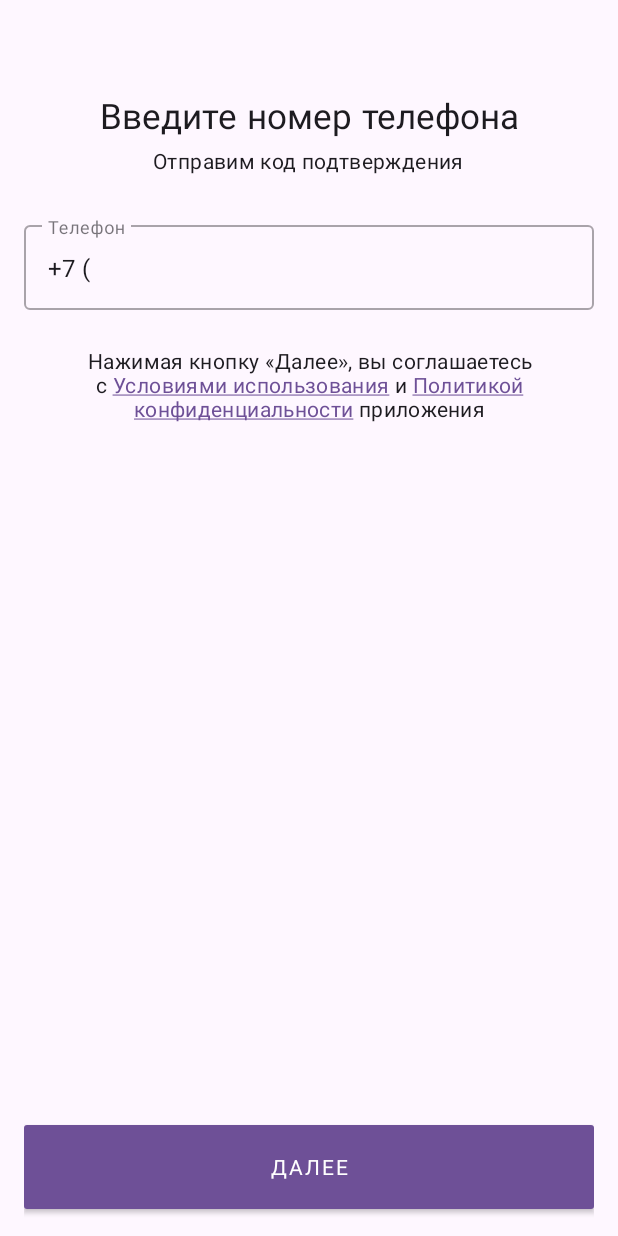
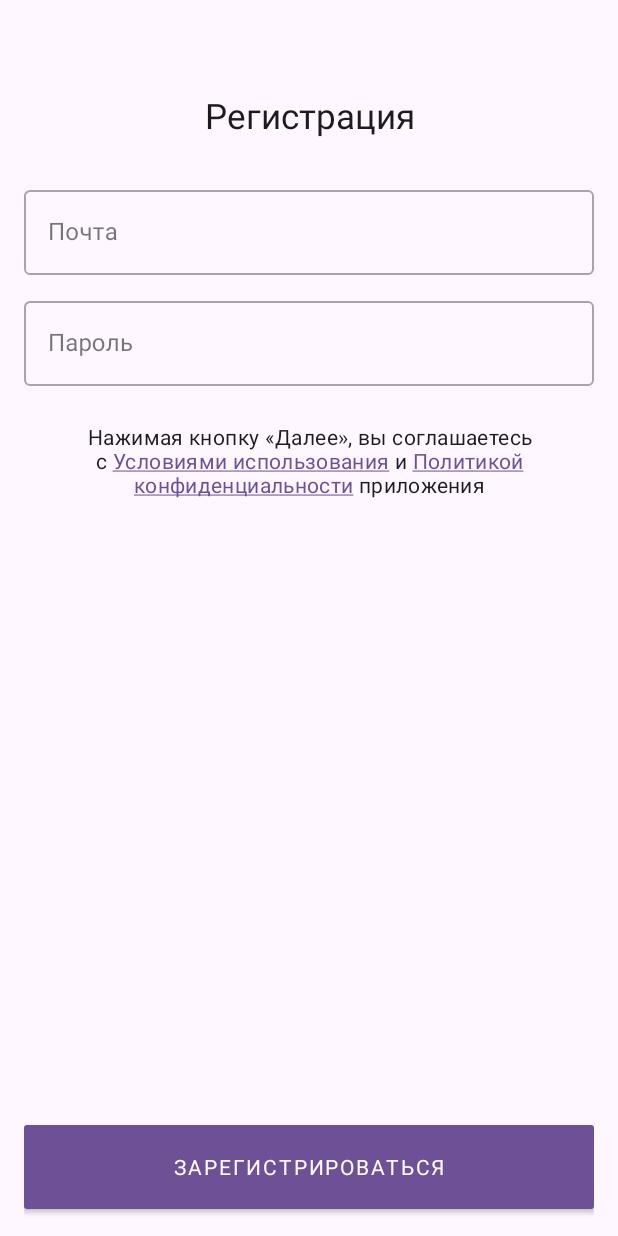
Before and after one commit to PoulYak/WayHome, an Android app: the AuthenticationStep1Fragment screen opened through its navigation route, on a phone screen of 412 x 824 dp. Run offline under Robolectric (Android 15) with nearby library versions, the phone set to English and light mode, and no system bars; our stand-ins replace Firebase (no records; nobody signed in at launch, a user with empty details on screens opened directly), Picasso, Room's generated code, navigation-ui; libraries missing offline, so code that uses them is left out: com.yandex.mapkit, ru.tinkoff.decoro; pictures from the network do not load; Roboto replaces fonts that are not available here; 1 statement that could not run was skipped.

Commit message:
update new way of authentication

```diff
--- a/app/build.gradle
+++ b/app/build.gradle
@@ -40,6 +40,7 @@ dependencies {
     implementation 'com.google.firebase:firebase-storage:20.2.0'
     implementation 'com.google.firebase:firebase-database:20.2.1'
     implementation 'com.google.firebase:firebase-auth:22.0.0'
+    implementation 'com.google.android.gms:play-services-auth:20.5.0'
     implementation 'com.yandex.android:maps.mobile:4.3.1-lite'
     implementation "ru.tinkoff.decoro:decoro:1.1.1"
     implementation 'com.google.android.material:compose-theme-adapter-3:1.1.1'
--- a/app/src/main/AndroidManifest.xml
+++ b/app/src/main/AndroidManifest.xml
@@ -3,7 +3,7 @@
     xmlns:tools="http://schemas.android.com/tools"
     >
     <uses-permission android:name="android.permissions.INTERNET"/>
-
+    <uses-permission android:name="android.permission.RECEIVE_SMS" />
     <uses-permission android:name="android.permission.CAMERA"/>
     <uses-permission android:name="android.permission.WRITE_EXTERNAL_STORAGE"/>
     <uses-permission android:name="android.permission.READ_EXTERNAL_STORAGE"/>
--- a/app/src/main/java/com/example/wayhome/MainActivity.java
+++ b/app/src/main/java/com/example/wayhome/MainActivity.java
@@ -5,6 +5,7 @@ import android.os.Bundle;
 import androidx.appcompat.app.AppCompatActivity;
 
 import com.example.wayhome.ui.main.MainFragment;
+import com.google.firebase.FirebaseApp;
 import com.yandex.mapkit.MapKitFactory;
 
 public class MainActivity extends AppCompatActivity {
@@ -16,5 +17,7 @@ public class MainActivity extends AppCompatActivity {
         String MAPKIT_API_KEY = "4c56caeb-091c-4b65-ad09-2bede93dc754";
         MapKitFactory.setApiKey(MAPKIT_API_KEY);
         setContentView(R.layout.activity_main);
+        FirebaseApp.initializeApp(this);
+
     }
 }
--- a/app/src/main/java/com/example/wayhome/ui/authentication/AuthenticationStep1Fragment.java
+++ b/app/src/main/java/com/example/wayhome/ui/authentication/AuthenticationStep1Fragment.java
@@ -16,8 +16,17 @@ import android.widget.Toast;
 
 import com.example.wayhome.R;
 import com.example.wayhome.databinding.FragmentAuthenticationStep1Binding;
+import com.google.android.gms.tasks.OnCompleteListener;
+import com.google.android.gms.tasks.Task;
+import com.google.android.material.snackbar.Snackbar;
+import com.google.firebase.FirebaseException;
+import com.google.firebase.auth.AuthResult;
+import com.google.firebase.auth.FirebaseAuth;
+import com.google.firebase.auth.PhoneAuthCredential;
+import com.google.firebase.auth.PhoneAuthProvider;
 
 import java.util.Objects;
+import java.util.concurrent.TimeUnit;
 import java.util.regex.Matcher;
 import java.util.regex.Pattern;
 
@@ -27,105 +36,111 @@ import ru.tinkoff.decoro.slots.Slot;
 import ru.tinkoff.decoro.watchers.FormatWatcher;
 import ru.tinkoff.decoro.watchers.MaskFormatWatcher;
 
-/**
- * A simple {@link Fragment} subclass.
- * Use the {@link AuthenticationStep1Fragment#newInstance} factory method to
- * create an instance of this fragment.
- */
+
 public class AuthenticationStep1Fragment extends Fragment {
-
     FragmentAuthenticationStep1Binding mBinding;
 
-    // TODO: Rename parameter arguments, choose names that match
-    // the fragment initialization parameters, e.g. ARG_ITEM_NUMBER
-    private static final String ARG_PARAM1 = "param1";
-    private static final String ARG_PARAM2 = "param2";
 
-    // TODO: Rename and change types of parameters
-    private String mParam1;
-    private String mParam2;
+//    public AuthenticationStep1Fragment() {
+//        // Required empty public constructor
+//    }
+//
+//
+//    @Override
+//    public void onCreate(Bundle savedInstanceState) {
+//        super.onCreate(savedInstanceState);
+//    }
+//
+//    @Override
+//    public View onCreateView(LayoutInflater inflater, ViewGroup container,
+//                             Bundle savedInstanceState) {
+//        mBinding = FragmentAuthenticationStep1Binding.inflate(inflater, container, false);
+//        return mBinding.getRoot();
+//    }
+//
+//    @Override
+//    public void onViewCreated(@NonNull View view, @Nullable Bundle savedInstanceState) {
+//        super.onViewCreated(view, savedInstanceState);
+//        addMask();
+//        setOnClickListener();
+//    }
+//
+//    private boolean isBadNumber(String number) {
+//        if (TextUtils.isEmpty(number)) return true;
+//        Pattern pattern = Pattern.compile("[^0-9]*");
+//
+//        Matcher matcher = pattern.matcher(number);
+//        if (matcher.replaceAll("").length() != 11)
+//            return true;
+//        return false;
+//    }
+//
+//    private void addMask(){
+//        Slot[] slots = new UnderscoreDigitSlotsParser().parseSlots("+7 (___) ___-__-__");
+//        FormatWatcher formatWatcher = new MaskFormatWatcher( // форматировать текст будет вот он
+//                MaskImpl.createTerminated(slots)
+//        );
+//        formatWatcher.installOn(mBinding.textInput);
+//    }
+//
+//    private void setOnClickListener(){
+//        mBinding.nextButton.setOnClickListener(v -> {
+//
+//            String number_str = String.valueOf(mBinding.textInput.getText());
+//
+//            if (isBadNumber(number_str)) {
+//                Toast.makeText(getActivity(), "Неправильно набран номер", Toast.LENGTH_SHORT).show();
+//            } else {
+//                // Переходим к отправке кода
+//                Bundle bundle = new Bundle();
+//                bundle.putString("myData", Objects.requireNonNull(mBinding.textInput.getText()).toString());
+//                Navigation.findNavController(v).navigate(R.id.action_authenticationStep1Fragment_to_authenticationStep2Fragment2, bundle);
+//            }
+//        });
+//
+//
+//
+//
+//    }
 
-    public AuthenticationStep1Fragment() {
-        // Required empty public constructor
-    }
-
-    /**
-     * Use this factory method to create a new instance of
-     * this fragment using the provided parameters.
-     *
-     * @param param1 Parameter 1.
-     * @param param2 Parameter 2.
-     * @return A new instance of fragment AuthenticationStep1Fragment.
-     */
-    // TODO: Rename and change types and number of parameters
-    public static AuthenticationStep1Fragment newInstance(String param1, String param2) {
-        AuthenticationStep1Fragment fragment = new AuthenticationStep1Fragment();
-        Bundle args = new Bundle();
-        args.putString(ARG_PARAM1, param1);
-        args.putString(ARG_PARAM2, param2);
-        fragment.setArguments(args);
-        return fragment;
-    }
+    private FirebaseAuth mAuth;
 
     @Override
-    public void onCreate(Bundle savedInstanceState) {
-        super.onCreate(savedInstanceState);
-        if (getArguments() != null) {
-            mParam1 = getArguments().getString(ARG_PARAM1);
-            mParam2 = getArguments().getString(ARG_PARAM2);
-        }
-    }
+    public View onCreateView(LayoutInflater inflater, ViewGroup container, Bundle savedInstanceState) {
+                mBinding = FragmentAuthenticationStep1Binding.inflate(inflater, container, false);
 
-    @Override
-    public View onCreateView(LayoutInflater inflater, ViewGroup container,
-                             Bundle savedInstanceState) {
-        mBinding = FragmentAuthenticationStep1Binding.inflate(inflater, container, false);
+        mAuth = FirebaseAuth.getInstance();
+
+
+
         return mBinding.getRoot();
     }
 
     @Override
     public void onViewCreated(@NonNull View view, @Nullable Bundle savedInstanceState) {
         super.onViewCreated(view, savedInstanceState);
-        addMask();
-        setOnClickListener();
-    }
-
-    private boolean isBadNumber(String number) {
-        if (TextUtils.isEmpty(number)) return true;
-        Pattern pattern = Pattern.compile("[^0-9]*");
-
-        Matcher matcher = pattern.matcher(number);
-        if (matcher.replaceAll("").length() != 11)
-            return true;
-        return false;
-    }
-
-    private void addMask(){
-        Slot[] slots = new UnderscoreDigitSlotsParser().parseSlots("+7 (___) ___-__-__");
-        FormatWatcher formatWatcher = new MaskFormatWatcher( // форматировать текст будет вот он
-                MaskImpl.createTerminated(slots)
-        );
-        formatWatcher.installOn(mBinding.textInput);
-    }
-
-    private void setOnClickListener(){
         mBinding.nextButton.setOnClickListener(v -> {
 
-            String number_str = String.valueOf(mBinding.textInput.getText());
+            String email = mBinding.mailInput.getText().toString().trim();
+            String password = mBinding.passwordInput.getText().toString().trim();
+            if (email.isEmpty() || password.isEmpty())
+                Snackbar.make(requireView(), "Заполните поля", Snackbar.LENGTH_SHORT).setActionTextColor(getResources().getColor(R.color.red)).show();
+            else{
 
-            if (isBadNumber(number_str)) {
-                Toast.makeText(getActivity(), "Неправильно набран номер", Toast.LENGTH_SHORT).show();
-            } else {
-                // Переходим к отправке кода
-                Bundle bundle = new Bundle();
-                bundle.putString("myData", Objects.requireNonNull(mBinding.textInput.getText()).toString());
-                Navigation.findNavController(v).navigate(R.id.action_authenticationStep1Fragment_to_authenticationStep2Fragment2, bundle);
+                mAuth.createUserWithEmailAndPassword(email, password)
+                        .addOnCompleteListener(task -> {
+                            if (task.isSuccessful()) {
+                                // Registration success, handle accordingly
+                                Snackbar.make(requireView(), "Успешная регистрация", Snackbar.LENGTH_SHORT).show();
+                                Navigation.findNavController(requireView()).navigate(R.id.action_authenticationStep1Fragment_to_appFragment);
+                            } else {
+                                Snackbar.make(requireView(), "Почта занята", Snackbar.LENGTH_SHORT).setActionTextColor(getResources().getColor(R.color.red)).show();
+                            }
+                        });
             }
-        });
 
 
-
-
+        });
     }
 
 }
--- a/app/src/main/java/com/example/wayhome/ui/main/AppFragment.java
+++ b/app/src/main/java/com/example/wayhome/ui/main/AppFragment.java
@@ -83,18 +83,18 @@ public class AppFragment extends Fragment {
     }
 
     private void insertData() {
-        String phone = mAuth.getCurrentUser().getPhoneNumber();
-        usersRef.child(phone).addListenerForSingleValueEvent(new ValueEventListener() {
+        String uid = mAuth.getCurrentUser().getUid();
+        usersRef.child(uid).addListenerForSingleValueEvent(new ValueEventListener() {
             @Override
             public void onDataChange(@NonNull DataSnapshot dataSnapshot) {
                 if (dataSnapshot.exists()) {
                 } else {
-                    // Object with the specified ID does not exist
                     String name = "";
-                    String email = "";
+                    String email = mAuth.getCurrentUser().getEmail();
+                    String phone = "";
 
                     Person u = new Person(name, email, phone, 0);
-                    usersRef.child(phone).setValue(u);
+                    usersRef.child(uid).setValue(u);
 
                 }
             }
@@ -104,8 +104,6 @@ public class AppFragment extends Fragment {
                 // Handle the error
             }
         });
-
-//        usersRef.push().setValue(u);
     }
 
 
@@ -118,15 +116,6 @@ public class AppFragment extends Fragment {
         super.onViewCreated(view, savedInstanceState);
 
 
-
-
-
-
-
-
-
-
-
         NavHostFragment navHostFragment = (NavHostFragment) getChildFragmentManager().findFragmentById(R.id.fragmentContainerView);
 
         if (navHostFragment != null) {
@@ -136,9 +125,7 @@ public class AppFragment extends Fragment {
                     new AppBarConfiguration.Builder(navController.getGraph()).build();
             Toolbar toolbar = view.findViewById(R.id.toolbar);
             toolbar.inflateMenu(R.menu.toolbar_menu);
-            toolbar.setOnMenuItemClickListener(new Toolbar.OnMenuItemClickListener() {
-                @Override
-                public boolean onMenuItemClick(MenuItem item) {
+            toolbar.setOnMenuItemClickListener(item -> {
                 switch (item.getItemId()){
 //                        case (R.id.tool_notifications):
 ////                            Navigation.findNavController(getView()).navigate(R.id.to);
@@ -160,7 +147,6 @@ public class AppFragment extends Fragment {
                         break;
                 }
                 return false;
-                }
             });
 
 
--- a/app/src/main/java/com/example/wayhome/ui/main/MainFragment.java
+++ b/app/src/main/java/com/example/wayhome/ui/main/MainFragment.java
@@ -40,13 +40,12 @@ public class MainFragment extends Fragment {
     public void onViewCreated(@NonNull View view, @Nullable Bundle savedInstanceState) {
         super.onViewCreated(view, savedInstanceState);
         if (currentUser!=null){
-            Toast.makeText(getActivity(), "Login Successful", Toast.LENGTH_SHORT).show();
             Navigation.findNavController(requireView()).navigate(R.id.action_mainFragment_to_appFragment);
         }
         mViewModel.setText("Hello, world!");
         mBinding.setLifecycleOwner(getViewLifecycleOwner());
         mBinding.loginButton.setOnClickListener(v -> {
-            Navigation.findNavController(v).navigate(R.id.action_mainFragment_to_authenticationStep1Fragment);
+            Navigation.findNavController(v).navigate(R.id.action_mainFragment_to_authenticationStep2Fragment2);
         });
         mBinding.signupButton.setOnClickListener(v -> {
             Navigation.findNavController(v).navigate(R.id.action_mainFragment_to_authenticationStep1Fragment);
--- a/app/src/main/res/layout/fragment_authentication_step1.xml
+++ b/app/src/main/res/layout/fragment_authentication_step1.xml
@@ -24,10 +24,11 @@ tools:context=".ui.authentication.AuthenticationStep1Fragment">
         android:layout_marginTop="56dp"
         style="@style/My.Headline5"
         android:gravity="center"
-        android:text="@string/layout_1_2_enter_number_text"
+        android:text="Регистрация"
         />
 
     <TextView
+        android:visibility="gone"
         android:layout_width="wrap_content"
         android:layout_height="wrap_content"
         android:layout_marginTop="4dp"
@@ -41,17 +42,30 @@ tools:context=".ui.authentication.AuthenticationStep1Fragment">
         android:layout_width="match_parent"
         android:layout_marginTop="28dp"
         android:layout_height="wrap_content"
-        android:hint="@string/phone_hint_text"
+        android:hint="Почта"
         style="@style/Widget.MaterialComponents.TextInputLayout.OutlinedBox">
 
         <com.google.android.material.textfield.TextInputEditText
-            android:id="@+id/text_input"
-            android:text="+7 ("
+            android:id="@+id/mail_input"
             android:layout_width="match_parent"
             android:layout_height="wrap_content"
 
             />
+    </com.google.android.material.textfield.TextInputLayout>
+    <com.google.android.material.textfield.TextInputLayout
+        android:id="@+id/outlinedTextField2"
+        android:layout_width="match_parent"
+        android:layout_marginTop="12dp"
+        android:layout_height="wrap_content"
+        android:hint="Пароль"
+        style="@style/Widget.MaterialComponents.TextInputLayout.OutlinedBox">
 
+        <com.google.android.material.textfield.TextInputEditText
+            android:id="@+id/password_input"
+            android:layout_width="match_parent"
+            android:layout_height="wrap_content"
+
+            />
     </com.google.android.material.textfield.TextInputLayout>
 
 
@@ -84,7 +98,7 @@ tools:context=".ui.authentication.AuthenticationStep1Fragment">
         android:layout_width="0dp"
         android:layout_height="match_parent"
         android:layout_weight="1"
-        android:text="@string/layout_1_2_next_button_text" />
+        android:text="Зарегистрироваться" />
 
 
 </LinearLayout>
--- a/app/src/main/res/navigation/nav_grap.xml
+++ b/app/src/main/res/navigation/nav_grap.xml
@@ -13,13 +13,10 @@
             android:id="@+id/action_mainFragment_to_authenticationStep1Fragment"
             app:destination="@id/authenticationStep1Fragment" />
         <action
+            android:id="@+id/action_mainFragment_to_authenticationStep2Fragment2"
+            app:destination="@id/authenticationStep2Fragment2" />
+        <action
             android:id="@+id/action_mainFragment_to_appFragment"
-            app:destination="@id/appFragment" />
-        <action
-            android:id="@+id/action_mainFragment_to_shareFragment"
-            app:destination="@id/shareFragment" />
-        <action
-            android:id="@+id/action_mainFragment_to_appFragment2"
             app:destination="@id/appFragment" />
     </fragment>
     <fragment
@@ -28,21 +25,14 @@
         android:label="fragment_authentication_step1"
         tools:layout="@layout/fragment_authentication_step1" >
         <action
-            android:id="@+id/action_authenticationStep1Fragment_to_mainFragment"
-            app:destination="@id/mainFragment" />
-        <action
-            android:id="@+id/action_authenticationStep1Fragment_to_authenticationStep2Fragment2"
-            app:destination="@id/authenticationStep2Fragment2">
-        </action>
+            android:id="@+id/action_authenticationStep1Fragment_to_appFragment"
+            app:destination="@id/appFragment" />
     </fragment>
     <fragment
         android:id="@+id/authenticationStep2Fragment2"
         android:name="com.example.wayhome.ui.authentication.AuthenticationStep2Fragment"
         android:label="fragment_authentication_step2"
         tools:layout="@layout/fragment_authentication_step2" >
-        <action
-            android:id="@+id/action_authenticationStep2Fragment2_to_authenticationStep1Fragment"
-            app:destination="@id/authenticationStep1Fragment" />
         <action
             android:id="@+id/action_authenticationStep2Fragment2_to_appFragment"
             app:destination="@id/appFragment" />
--- a/app/src/main/res/values/colors.xml
+++ b/app/src/main/res/values/colors.xml
@@ -11,7 +11,7 @@
     <color name="green">#00FF00</color>
 
     <color name="primary">#6E5097</color>
-    <color name="secondary70">#08FF00</color>
+    <color name="secondary70">#FADDFF</color>
     <color name="background">#FFFBFF</color>
     <color name="on_primary">#FFFFFF</color>
     <color name="surface2">#f3edf7</color>
```
Also changed, not shown: app/src/main/java/com/example/wayhome/ui/additionals/SettingsFragment.java (+8 -20 lines), app/src/main/java/com/example/wayhome/ui/authentication/AuthenticationStep2Fragment.java (+117 -79 lines), app/src/main/res/layout/fragment_authentication_step2.xml (+18 -3 lines). Lines whose indentation alone changed are shown as unchanged.
